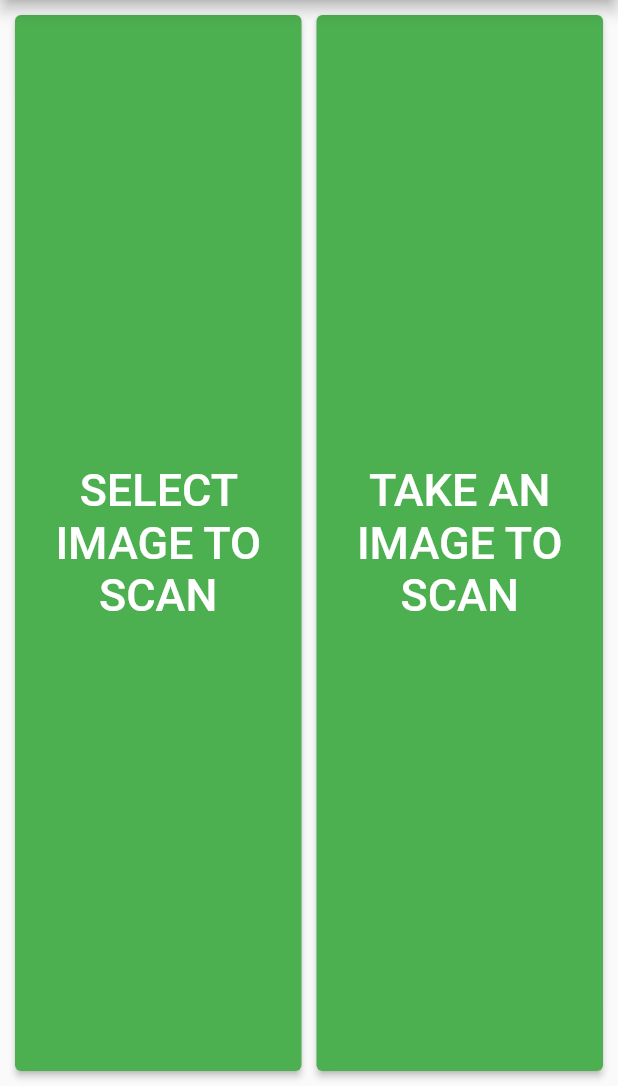
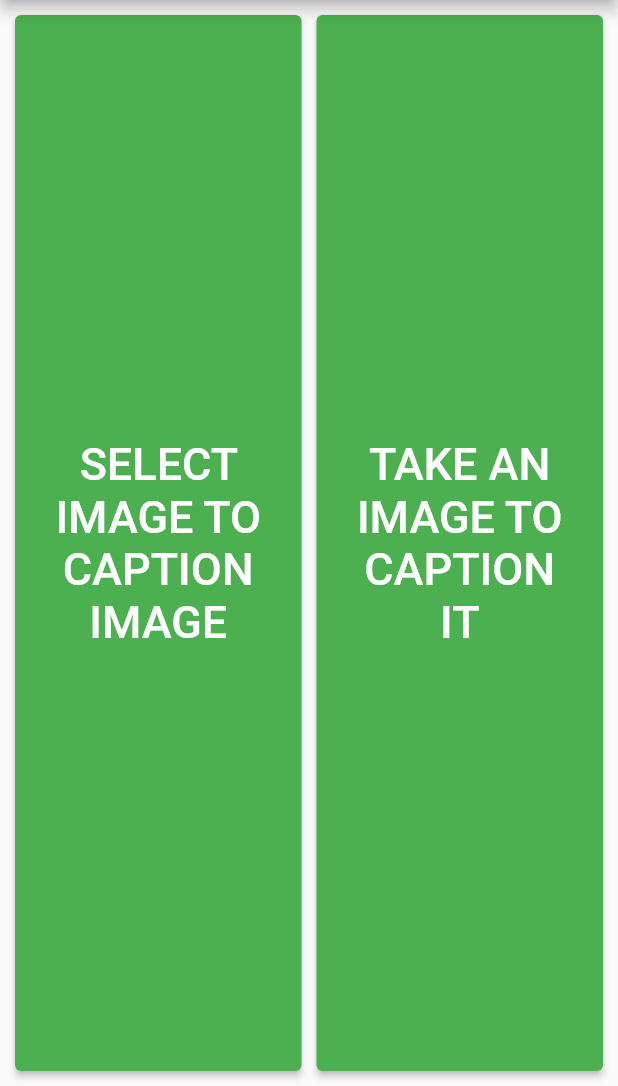
Before and after one commit to antz22/Visionary, a Flutter app: the screen it shows after launch, after a tap on "Tap to Caption Scene", on a phone screen of 412 x 824 dp, the part 150-1236 px from its top. Run offline on Flutter 3.47's test engine with Material 2 defaults, Android fonts, the phone set to English and light mode, and no system bars; our stand-ins replace flutter_svg, flutter_tts, image_picker; missing offline and left inert: simple_ocr_plugin, tflite.

```diff
--- /dev/null
+++ b/lib/screens/image_captioning/image_captioning.dart
@@ -0,0 +1,151 @@
+import 'dart:io';
+
+import 'package:flutter/material.dart';
+import 'package:flutter_svg/svg.dart';
+import 'package:image_picker/image_picker.dart';
+import 'package:tflite/tflite.dart';
+import 'package:visionary/screens/display_result/display_result.dart';
+import 'package:visionary/services/text_to_speech.dart';
+
+class ImageCaptioningPage extends StatefulWidget {
+  const ImageCaptioningPage({Key? key}) : super(key: key);
+
+  @override
+  State<ImageCaptioningPage> createState() => _ImageCaptioningPageState();
+}
+
+class _ImageCaptioningPageState extends State<ImageCaptioningPage> {
+  File? _image;
+  List? _output;
+  final picker = ImagePicker();
+
+  @override
+  void initState() {
+    super.initState();
+    loadModel().then((value) {
+      setState(() {});
+    });
+  }
+
+  @override
+  void dispose() {
+    super.dispose();
+    Tflite.close();
+  }
+
+  classifyImage(File? image) async {
+    var output = await Tflite.runModelOnImage(
+      path: image!.path,
+      // threhold: 0.0,
+      // imageMean: 0,
+    );
+    print(output);
+    setState(() {
+      _output = output;
+    });
+  }
+
+  loadModel() async {
+    await Tflite.loadModel(model: 'assets/models/model.tflite');
+  }
+
+  pickImage() async {
+    var image = await picker.pickImage(source: ImageSource.camera);
+    if (image == null) return null;
+
+    setState(() {
+      _image = File(image.path);
+    });
+
+    await classifyImage(_image);
+  }
+
+  pickGalleryImage() async {
+    var image = await picker.pickImage(source: ImageSource.gallery);
+    if (image == null) return null;
+
+    setState(() {
+      _image = File(image.path);
+    });
+
+    await classifyImage(_image);
+  }
+
+  @override
+  Widget build(BuildContext context) {
+    return Scaffold(
+      appBar: AppBar(
+        title: SvgPicture.asset('assets/images/logo.svg'),
+        toolbarHeight: 100.0,
+        backgroundColor: Colors.white,
+        foregroundColor: Colors.green,
+      ),
+      body: Row(
+        children: [
+          Container(
+            margin: const EdgeInsets.fromLTRB(10.0, 10.0, 5.0, 10.0),
+            width: 0.5 * MediaQuery.of(context).size.width - 15.0,
+            height: double.infinity,
+            child: ElevatedButton(
+              style: ElevatedButton.styleFrom(
+                primary: Colors.green,
+              ),
+              onPressed: () async {
+                TTS.speak('Picking Gallery Image to caption it');
+                await pickGalleryImage();
+                Navigator.push(
+                  context,
+                  MaterialPageRoute(
+                    builder: (context) => DisplayResultPage(
+                      output: _output,
+                      image: _image,
+                      type: 'Image Captioning',
+                    ),
+                  ),
+                );
+              },
+              child: const Text(
+                "SELECT IMAGE TO CAPTION IMAGE",
+                textAlign: TextAlign.center,
+                style: TextStyle(
+                  fontSize: 30,
+                ),
+              ),
+            ),
+          ),
+          Container(
+            margin: const EdgeInsets.fromLTRB(5.0, 10.0, 10.0, 10.0),
+            width: 0.5 * MediaQuery.of(context).size.width - 15.0,
+            height: double.infinity,
+            child: ElevatedButton(
+              style: ElevatedButton.styleFrom(
+                primary: Colors.green,
+              ),
+              onPressed: () async {
+                TTS.speak('Taking Image from Camera to Caption Image');
+                await pickImage();
+                Navigator.push(
+                  context,
+                  MaterialPageRoute(
+                    builder: (context) => DisplayResultPage(
+                      output: _output,
+                      image: _image,
+                      type: 'Image Captioning',
+                    ),
+                  ),
+                );
+              },
+              child: const Text(
+                "TAKE AN IMAGE TO CAPTION IT",
+                textAlign: TextAlign.center,
+                style: TextStyle(
+                  fontSize: 30,
+                ),
+              ),
+            ),
+          ),
+        ],
+      ),
+    );
+  }
+}
--- a/lib/screens/scan/scan_page.dart
+++ b/lib/screens/image_captioning/image_captioning_tflite.dart
@@ -7,14 +7,14 @@ import 'package:tflite/tflite.dart';
 import 'package:visionary/screens/display_result/display_result.dart';
 import 'package:visionary/services/text_to_speech.dart';
 
-class ScanPage extends StatefulWidget {
-  const ScanPage({Key? key}) : super(key: key);
+class ImageCaptioningPage extends StatefulWidget {
+  const ImageCaptioningPage({Key? key}) : super(key: key);
 
   @override
-  State<ScanPage> createState() => _ScanPageState();
+  State<ImageCaptioningPage> createState() => _ImageCaptioningPageState();
 }
 
-class _ScanPageState extends State<ScanPage> {
+class _ImageCaptioningPageState extends State<ImageCaptioningPage> {
   bool _loading = false;
   File? _image;
   List? _output;
@@ -93,7 +93,7 @@ class _ScanPageState extends State<ScanPage> {
                 primary: Colors.green,
               ),
               onPressed: () async {
-                TTS.speak('Picking Gallery Image to scan');
+                TTS.speak('Picking Gallery Image to caption it');
                 await pickGalleryImage();
                 Navigator.push(
                   context,
@@ -107,7 +107,7 @@ class _ScanPageState extends State<ScanPage> {
                 );
               },
               child: const Text(
-                "SELECT IMAGE TO SCAN",
+                "SELECT IMAGE TO CAPTION IMAGE",
                 textAlign: TextAlign.center,
                 style: TextStyle(
                   fontSize: 30,
@@ -124,7 +124,7 @@ class _ScanPageState extends State<ScanPage> {
                 primary: Colors.green,
               ),
               onPressed: () async {
-                TTS.speak('Taking Image from Camera to scan');
+                TTS.speak('Taking Image from Camera to Caption Image');
                 await pickImage();
                 Navigator.push(
                   context,
@@ -138,7 +138,7 @@ class _ScanPageState extends State<ScanPage> {
                 );
               },
               child: const Text(
-                "TAKE AN IMAGE TO SCAN",
+                "TAKE AN IMAGE TO CAPTION IT",
                 textAlign: TextAlign.center,
                 style: TextStyle(
                   fontSize: 30,
--- a/lib/screens/landing_page/landing_page.dart
+++ b/lib/screens/landing_page/landing_page.dart
@@ -1,9 +1,9 @@
 import 'package:flutter/material.dart';
 import 'package:visionary/constants/constants.dart';
 import 'package:flutter_svg/svg.dart';
+import 'package:visionary/screens/image_captioning/image_captioning.dart';
 import 'package:visionary/screens/object_detection/object_detection.dart';
 import 'package:visionary/screens/read/read_page.dart';
-import 'package:visionary/screens/scan/scan_page.dart';
 import 'package:visionary/services/text_to_speech.dart';
 
 class LandingPage extends StatelessWidget {
@@ -98,7 +98,7 @@ class LandingPage extends StatelessWidget {
                   Navigator.push(
                     context,
                     MaterialPageRoute(
-                      builder: (context) => ScanPage(),
+                      builder: (context) => ImageCaptioningPage(),
                     ),
                   );
                 },
--- a/pubspec.yaml
+++ b/pubspec.yaml
@@ -12,6 +12,7 @@ dependencies:
   flutter:
     sdk: flutter
 
+  dio:
   tflite: ^1.1.2
   image_picker: ^0.8.4+5
   camera: ^0.9.4+9
```
Also changed, not shown: pubspec.lock, 1 other file.
